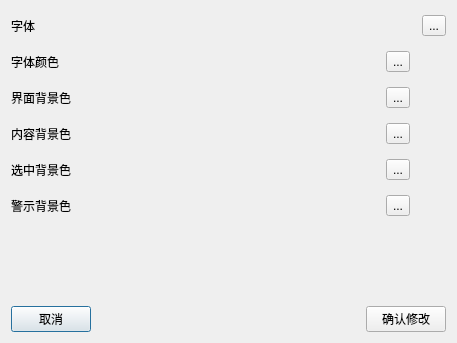
First picture: the form in UI/fontAndColorDialog.ui, repository 413180794/OptionDeal, before the edit.
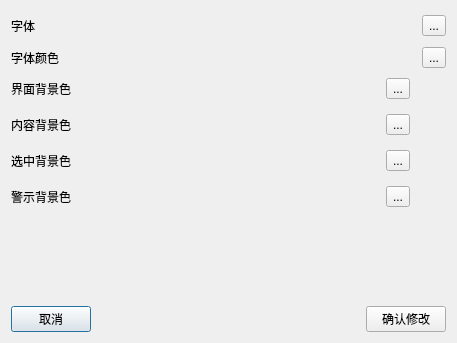
Second picture: the form after the edit.

Commit message:
Merge remote-tracking branch 'origin/master'
# Conflicts:
#	UI/mainWindow.ui
#	UIControl/mainWindowControl.py
#	UIModel/loginSuccessModel.py
#	UIModel/optionInformationModel.py
#	UIView/mainWindow.py
#	server.py

解决换肤问题

The edit to the form file:
```diff
--- a/UI/fontAndColorDialog.ui
+++ b/UI/fontAndColorDialog.ui
@@ -218,25 +218,6 @@
          </property>
         </widget>
        </item>
-       <item>
-        <widget class="QLabel" name="show_font_color_label">
-         <property name="sizePolicy">
-          <sizepolicy hsizetype="Fixed" vsizetype="Preferred">
-           <horstretch>0</horstretch>
-           <verstretch>0</verstretch>
-          </sizepolicy>
-         </property>
-         <property name="minimumSize">
-          <size>
-           <width>30</width>
-           <height>30</height>
-          </size>
-         </property>
-         <property name="text">
-          <string/>
-         </property>
-        </widget>
-       </item>
       </layout>
      </item>
      <item row="3" column="1">
```
The commit also changes 2 other files.
